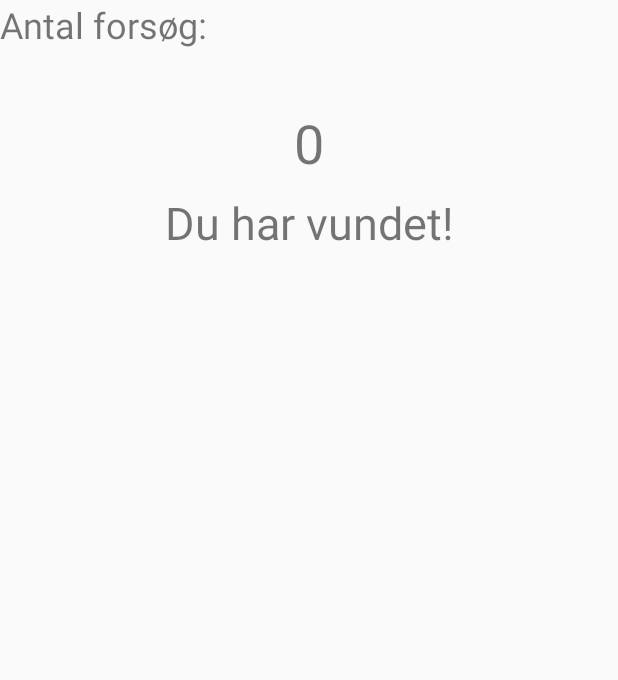
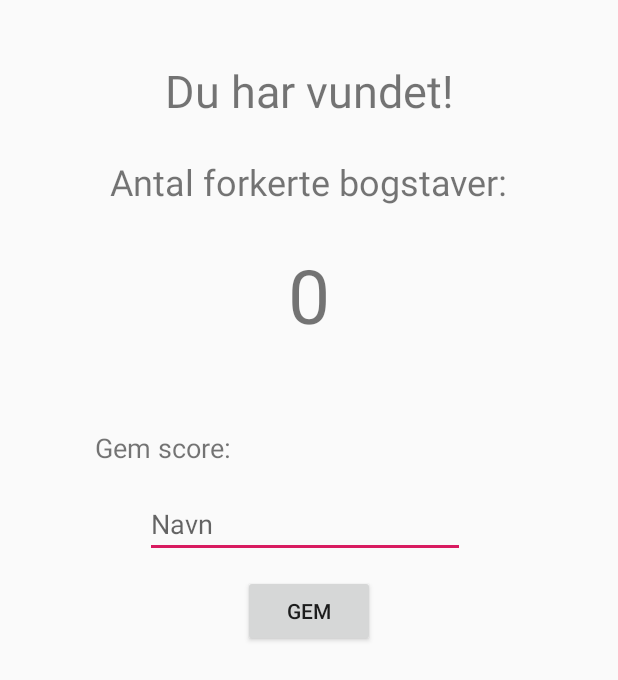
Before and after one commit to Joe-Briefcase/Galgeleg, an Android app: the Win screen opened directly, with no data from a screen before it, on a phone screen of 412 x 824 dp. Shown: the top 680 px of the screen. Run offline under Robolectric (Android 15) with nearby library versions, the phone set to English and light mode, and no system bars; network calls fail.

Commit message:
II færdig.

```diff
--- a/app/build.gradle
+++ b/app/build.gradle
@@ -23,6 +23,7 @@ dependencies {
     implementation fileTree(dir: 'libs', include: ['*.jar'])
     implementation 'androidx.appcompat:appcompat:1.1.0'
     implementation 'androidx.constraintlayout:constraintlayout:1.1.3'
+    implementation 'com.google.code.gson:gson:2.8.5'
     testImplementation 'junit:junit:4.12'
     androidTestImplementation 'androidx.test:runner:1.2.0'
     androidTestImplementation 'androidx.test.espresso:espresso-core:3.2.0'
--- a/app/src/main/AndroidManifest.xml
+++ b/app/src/main/AndroidManifest.xml
@@ -1,6 +1,8 @@
 <?xml version="1.0" encoding="utf-8"?>
 <manifest xmlns:android="http://schemas.android.com/apk/res/android"
     package="com.example.galgeleg">
+
+    <uses-permission android:name="android.permission.INTERNET" />
 
     <application
         android:allowBackup="true"
@@ -19,7 +21,7 @@
                 <category android:name="android.intent.category.LAUNCHER" />
             </intent-filter>
         </activity>
-        <activity android:name=".MainActivity" />
+        <activity android:name=".Game" />
     </application>
 
 </manifest>
--- a/app/src/main/java/com/example/galgeleg/Win.java
+++ b/app/src/main/java/com/example/galgeleg/Win.java
@@ -2,13 +2,57 @@ package com.example.galgeleg;
 
 import androidx.appcompat.app.AppCompatActivity;
 
+import android.content.Context;
+import android.content.Intent;
+import android.content.SharedPreferences;
 import android.os.Bundle;
+import android.view.View;
+import android.widget.Button;
+import android.widget.EditText;
+import android.widget.TextView;
 
-public class Win extends AppCompatActivity {
+import com.google.gson.Gson;
+
+import java.util.ArrayList;
+
+public class Win extends AppCompatActivity implements View.OnClickListener {
+
+    EditText textSave;
+    Button buttonSave;
+    int attemptNumber;
 
     @Override
     protected void onCreate(Bundle savedInstanceState) {
         super.onCreate(savedInstanceState);
         setContentView(R.layout.activity_win);
+
+        TextView attemptView = findViewById(R.id.textAttemptNumber);
+        buttonSave = findViewById(R.id.buttonSave);
+        buttonSave.setOnClickListener(this);
+        textSave = findViewById(R.id.textSave);
+        Intent i = getIntent();
+        attemptNumber = i.getIntExtra("guesses", 0);
+        attemptView.setText("" + attemptNumber);
+    }
+
+    public void save(){
+        SharedPreferences preferences = getApplicationContext().getSharedPreferences("myPref", Context.MODE_PRIVATE);
+        SharedPreferences.Editor editor = preferences.edit();
+        Gson gson = new Gson();
+        String strSave = attemptNumber + " " + textSave.getText().toString();
+        ArrayList<String> highscores = new ArrayList<>();
+        highscores.add(strSave);
+        String str = gson.toJson(highscores);
+        editor.putString("scores", str);
+        editor.apply();
+    }
+
+    @Override
+    public void onClick(View view) {
+        if (view == buttonSave){
+            save();
+            Intent i = new Intent(this, MainMenu.class);
+            startActivity(i);
+        }
     }
 }
--- a/app/src/main/res/layout/activity_lose.xml
+++ b/app/src/main/res/layout/activity_lose.xml
@@ -32,10 +32,12 @@
         android:id="@+id/textLose3"
         android:layout_width="wrap_content"
         android:layout_height="wrap_content"
-        android:layout_marginStart="41dp"
+        android:layout_marginStart="8dp"
         android:layout_marginTop="36dp"
+        android:layout_marginEnd="8dp"
         android:text="Ord"
         android:textSize="30sp"
-        app:layout_constraintStart_toStartOf="@+id/textLose2"
+        app:layout_constraintEnd_toEndOf="parent"
+        app:layout_constraintStart_toStartOf="parent"
         app:layout_constraintTop_toBottomOf="@+id/textLose2" />
 </androidx.constraintlayout.widget.ConstraintLayout>
--- a/app/src/main/res/layout/activity_win.xml
+++ b/app/src/main/res/layout/activity_win.xml
@@ -10,7 +10,7 @@
         android:id="@+id/textGalgeleg"
         android:layout_width="wrap_content"
         android:layout_height="wrap_content"
-        android:layout_marginTop="128dp"
+        android:layout_marginTop="40dp"
         android:text="Du har vundet!"
         android:textSize="30sp"
         app:layout_constraintEnd_toEndOf="parent"
@@ -21,21 +21,54 @@
         android:id="@+id/textAttempts"
         android:layout_width="wrap_content"
         android:layout_height="wrap_content"
-        android:layout_marginTop="30dp"
-        android:layout_marginEnd="28dp"
-        android:text="Antal forsøg:"
+        android:layout_marginTop="24dp"
+        android:text="Antal forkerte bogstaver:"
         android:textSize="24sp"
-        app:layout_constraintEnd_toEndOf="@+id/textWin"
-        app:layout_constraintTop_toBottomOf="@+id/textWin" />
+        app:layout_constraintEnd_toEndOf="parent"
+        app:layout_constraintStart_toStartOf="parent"
+        app:layout_constraintTop_toBottomOf="@+id/textGalgeleg" />
 
     <TextView
         android:id="@+id/textAttemptNumber"
         android:layout_width="wrap_content"
         android:layout_height="wrap_content"
-        android:layout_marginTop="38dp"
+        android:layout_marginTop="25dp"
         android:text="0"
-        android:textSize="36sp"
+        android:textSize="50sp"
         app:layout_constraintEnd_toEndOf="parent"
         app:layout_constraintStart_toStartOf="parent"
         app:layout_constraintTop_toBottomOf="@+id/textAttempts" />
+
+    <TextView
+        android:id="@+id/textView"
+        android:layout_width="wrap_content"
+        android:layout_height="wrap_content"
+        android:layout_marginStart="63dp"
+        android:layout_marginTop="56dp"
+        android:text="Gem score:"
+        android:textSize="18sp"
+        app:layout_constraintStart_toStartOf="parent"
+        app:layout_constraintTop_toBottomOf="@+id/textAttemptNumber" />
+
+    <EditText
+        android:id="@+id/textSave"
+        android:layout_width="wrap_content"
+        android:layout_height="wrap_content"
+        android:layout_marginStart="33dp"
+        android:layout_marginTop="16dp"
+        android:ems="10"
+        android:hint="Navn"
+        android:inputType="textPersonName"
+        app:layout_constraintStart_toStartOf="@+id/textView"
+        app:layout_constraintTop_toBottomOf="@+id/textView" />
+
+    <Button
+        android:id="@+id/buttonSave"
+        android:layout_width="wrap_content"
+        android:layout_height="wrap_content"
+        android:layout_marginTop="11dp"
+        android:text="Gem"
+        app:layout_constraintEnd_toEndOf="parent"
+        app:layout_constraintStart_toStartOf="parent"
+        app:layout_constraintTop_toBottomOf="@+id/textSave" />
 </androidx.constraintlayout.widget.ConstraintLayout>
```
Also changed, not shown: app/src/main/java/com/example/galgeleg/Game.java (renamed from app/src/main/java/com/example/galgeleg/MainActivity.java, +34 -10 lines), app/src/main/java/com/example/galgeleg/Lose.java (+7 -0 lines), app/src/main/java/com/example/galgeleg/MainMenu.java (+62 -17 lines), app/src/main/res/layout/activity_main.xml (+29 -32 lines), 2 other files.
